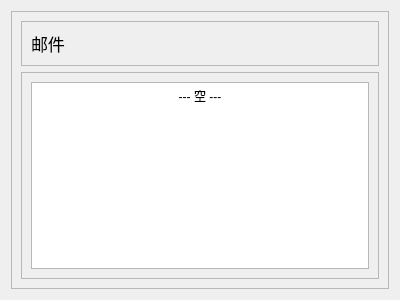
Old version of the form res/ui/set_06.ui in the repository Shasnow/StarRailAssistant.
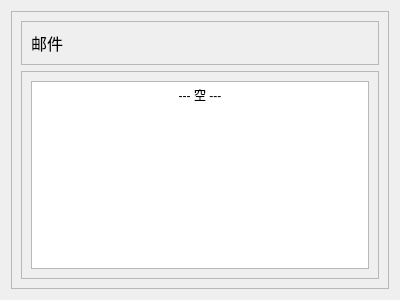
New version of the form.

Diff of the .ui file:
```diff
--- a/res/ui/set_06.ui
+++ b/res/ui/set_06.ui
@@ -12,7 +12,7 @@
   </property>
   <property name="font">
    <font>
-    <pointsize>13</pointsize>
+    <pointsize>12</pointsize>
    </font>
   </property>
   <property name="windowTitle">
@@ -78,7 +78,7 @@
 hr { height: 1px; border-width: 0; }
 li.unchecked::marker { content: &quot;\2610&quot;; }
 li.checked::marker { content: &quot;\2612&quot;; }
-&lt;/style&gt;&lt;/head&gt;&lt;body style=&quot; font-family:'Microsoft YaHei UI'; font-size:13pt; font-weight:400; font-style:normal;&quot;&gt;
+&lt;/style&gt;&lt;/head&gt;&lt;body style=&quot; font-family:'Microsoft YaHei UI'; font-size:12pt; font-weight:400; font-style:normal;&quot;&gt;
 &lt;p align=&quot;center&quot; style=&quot; margin-top:0px; margin-bottom:0px; margin-left:0px; margin-right:0px; -qt-block-indent:0; text-indent:0px;&quot;&gt;&lt;span style=&quot; font-size:9pt;&quot;&gt;--- 空 ---&lt;/span&gt;&lt;/p&gt;&lt;/body&gt;&lt;/html&gt;</string>
            </property>
           </widget>
```
